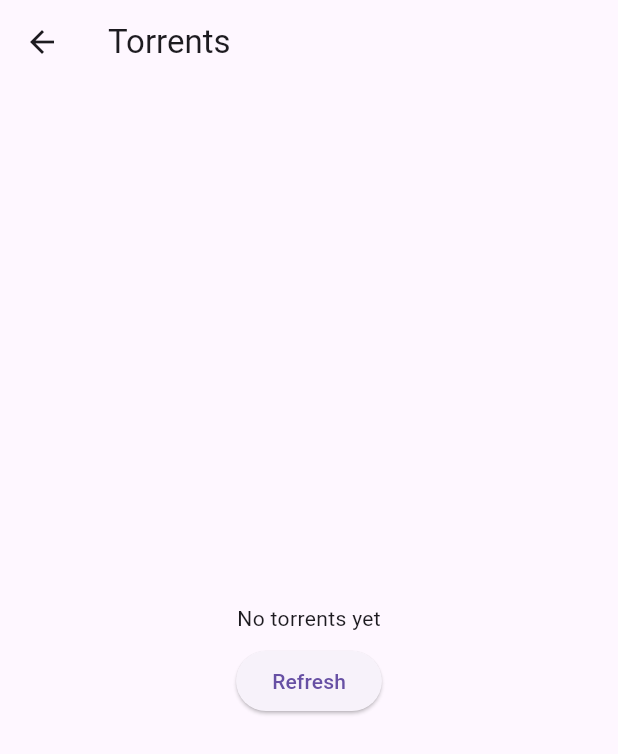
After one commit to Lukas-Bohez/vault_the_spire, a Flutter app: the screen it shows after launch, after a tap on "Open Torrents", on a phone screen of 412 x 824 dp. The commit adds this screen. Shown: the top 754 px of the screen. Run offline on Flutter 3.47's test engine with Material 3 defaults, Android fonts, the phone set to English and light mode, and no system bars; our stand-ins replace flutter_secure_storage, sqflite; missing offline and left inert: cryptography; accounts and stored records are empty; statements that could not run were skipped.

Commit message:
Phase 9: add torrents UI and navigation

```diff
--- a/lib/bridges/signal_qr.dart
+++ b/lib/bridges/signal_qr.dart
@@ -6,7 +6,9 @@ class SignalQrImport {
   static Contact? tryParse(String qrData) {
     final normalized = qrData.trim();
 
-    final signalMatch = RegExp(r'signal\.me/#p/([A-Za-z0-9_\-]+)').firstMatch(normalized);
+    final signalMatch = RegExp(
+      r'signal\.me/#p/([A-Za-z0-9_\-]+)',
+    ).firstMatch(normalized);
     if (signalMatch != null) {
       final keyB64 = signalMatch.group(1)!;
       return Contact(
--- a/lib/screens/home_screen.dart
+++ b/lib/screens/home_screen.dart
@@ -1,4 +1,5 @@
 import 'package:flutter/material.dart';
+import 'package:vault_the_spire/screens/torrents_screen.dart';
 import 'package:vault_the_spire/services/identity_service.dart';
 import 'package:vault_the_spire/services/torrent_service.dart';
 
@@ -20,6 +21,13 @@ class HomeScreen extends StatelessWidget {
               'Welcome to VaultTheSpire',
               style: TextStyle(fontSize: 24, fontWeight: FontWeight.bold),
             ),
+            const SizedBox(height: 20),
+            ElevatedButton.icon(
+              onPressed: () => Navigator.of(context).push(MaterialPageRoute(builder: (_) => const TorrentsScreen())),
+              icon: const Icon(Icons.storage),
+              label: const Text('Open Torrents'),
+            ),
+            const SizedBox(height: 16),
             const SizedBox(height: 16),
             const Text('Core identity and peer state are initialized.'),
             const SizedBox(height: 16),
--- /dev/null
+++ b/lib/screens/torrents_screen.dart
@@ -0,0 +1,82 @@
+import 'package:flutter/material.dart';
+import 'package:vault_the_spire/models/torrent.dart';
+import 'package:vault_the_spire/screens/torrent_detail_screen.dart';
+import 'package:vault_the_spire/services/torrent_service.dart';
+
+class TorrentsScreen extends StatefulWidget {
+  const TorrentsScreen({super.key});
+
+  @override
+  State<TorrentsScreen> createState() => _TorrentsScreenState();
+}
+
+class _TorrentsScreenState extends State<TorrentsScreen> {
+  late Future<List<TorrentModel>> _futureTorrents;
+
+  @override
+  void initState() {
+    super.initState();
+    _futureTorrents = TorrentService.instance.allTorrents();
+  }
+
+  Future<void> _refresh() async {
+    setState(() {
+      _futureTorrents = TorrentService.instance.allTorrents();
+    });
+  }
+
+  @override
+  Widget build(BuildContext context) {
+    return Scaffold(
+      appBar: AppBar(title: const Text('Torrents')),
+      body: FutureBuilder<List<TorrentModel>>(
+        future: _futureTorrents,
+        builder: (context, snapshot) {
+          if (snapshot.connectionState == ConnectionState.waiting) {
+            return const Center(child: CircularProgressIndicator());
+          }
+          if (snapshot.hasError) {
+            return Center(child: Text('Error: ${snapshot.error}'));
+          }
+          final torrents = snapshot.data ?? [];
+          if (torrents.isEmpty) {
+            return Center(
+              child: Column(
+                mainAxisSize: MainAxisSize.min,
+                children: [
+                  const Text('No torrents yet'),
+                  const SizedBox(height: 8),
+                  ElevatedButton(onPressed: _refresh, child: const Text('Refresh')),
+                ],
+              ),
+            );
+          }
+          return RefreshIndicator(
+            onRefresh: _refresh,
+            child: ListView.builder(
+              itemCount: torrents.length,
+              itemBuilder: (context, index) {
+                final torrent = torrents[index];
+                final progress = torrent.totalPieces != null && torrent.totalPieces! > 0
+                    ? (torrent.piecesHave?.split(',').where((x) => x == '1').length ?? 0) / torrent.totalPieces!
+                    : 0.0;
+                return Card(
+                  child: ListTile(
+                    title: Text(torrent.name),
+                    subtitle: Text('Status: ${torrent.status ?? 'unknown'} • ${ (progress*100).toStringAsFixed(1)}%'),
+                    trailing: const Icon(Icons.chevron_right),
+                    onTap: () {
+                      Navigator.of(context).push(MaterialPageRoute(
+                        builder: (context) => TorrentDetailScreen(torrent: torrent),
+                      ));
+                    },
+                  ),
+                );
+              },
+            ),
+          );
+        },
+      ),
+    );
+  }
+}
```
Also changed, not shown: lib/screens/torrent_detail_screen.dart (added, +45 -0 lines), 1 other file.
